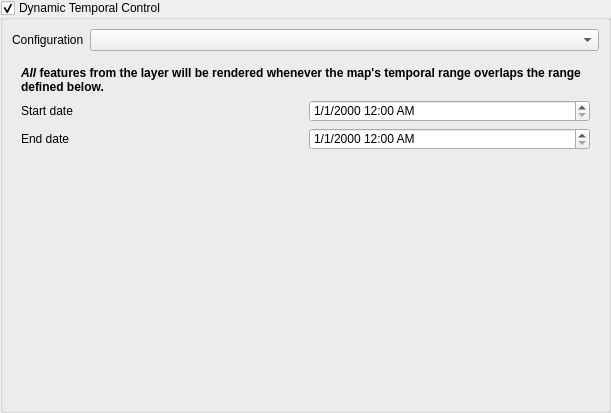
The window that src/ui/qgsvectorlayertemporalpropertieswidgetbase.ui (qgis/QGIS) describes before a commit, drawn with Qt 5.
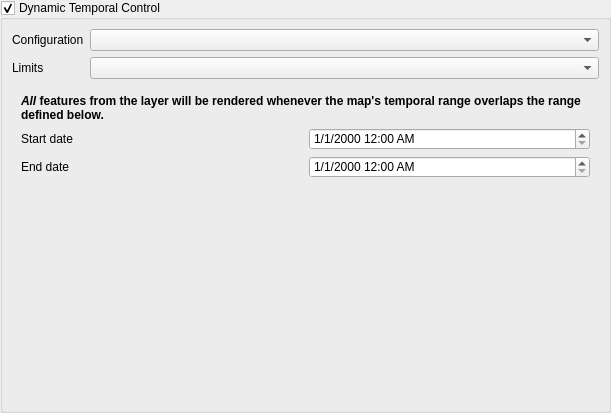
The same window after the commit. Custom widgets are drawn as their Qt base class.

Patch:
```diff
--- a/src/ui/qgsvectorlayertemporalpropertieswidgetbase.ui
+++ b/src/ui/qgsvectorlayertemporalpropertieswidgetbase.ui
@@ -94,7 +94,7 @@
             </property>
            </widget>
           </item>
-          <item row="1" column="0" colspan="2">
+          <item row="2" column="0" colspan="2">
            <widget class="QStackedWidget" name="mStackedWidget">
             <property name="currentIndex">
              <number>0</number>
@@ -448,6 +448,16 @@
             </layout>
            </widget>
           </item>
+          <item row="1" column="1">
+           <widget class="QComboBox" name="mLimitsComboBox"/>
+          </item>
+          <item row="1" column="0">
+           <widget class="QLabel" name="label_15">
+            <property name="text">
+             <string>Limits</string>
+            </property>
+           </widget>
+          </item>
          </layout>
         </widget>
        </item>
```
Left out of the diff: 2 changed lines with no effect on the pictures.
